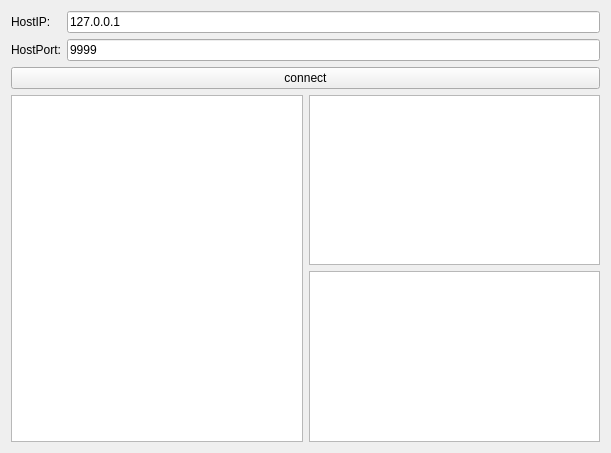
Before: the Qt Designer form ElegantDISClient/interface.ui in ZYunfeii/ElegantDIS, drawn with Qt 5.
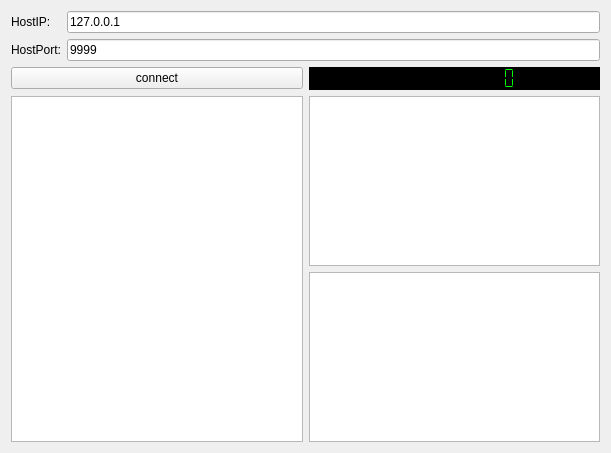
After: the same form once the commit is applied.

Diff of the .ui file:
```diff
--- a/ElegantDISClient/interface.ui
+++ b/ElegantDISClient/interface.ui
@@ -48,12 +48,34 @@
        </item>
       </layout>
      </item>
+     <item>
+      <layout class="QHBoxLayout" name="horizontalLayout_2">
      <item>
       <widget class="QPushButton" name="connect_button">
        <property name="text">
         <string>connect</string>
        </property>
       </widget>
+       </item>
+       <item>
+        <widget class="QLCDNumber" name="time_lcd">
+         <property name="styleSheet">
+          <string notr="true">border:2pxsolidgreen;
+color:#00FF00;
+background:black;</string>
+         </property>
+         <property name="smallDecimalPoint">
+          <bool>false</bool>
+         </property>
+         <property name="digitCount">
+          <number>12</number>
+         </property>
+         <property name="segmentStyle">
+          <enum>QLCDNumber::Flat</enum>
+         </property>
+        </widget>
+       </item>
+      </layout>
      </item>
     </layout>
    </item>
```
Left out of the diff: 14 changed lines with no effect on the pictures. Lines whose indentation alone changed are shown as unchanged.
